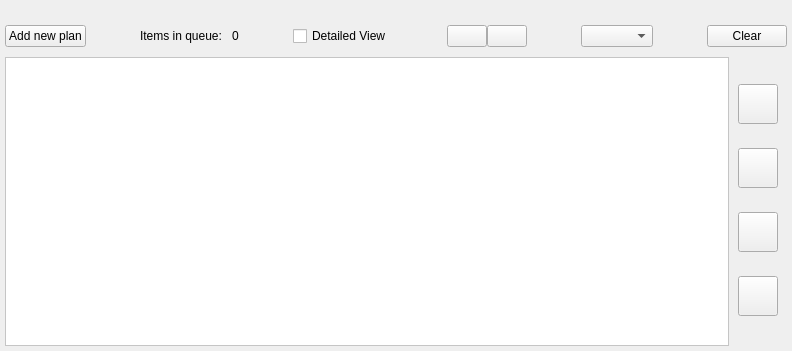
Above: src/QSview/resources/queue_editor.ui from BCDA-APS/QSview before the change. Below: the same form after it.
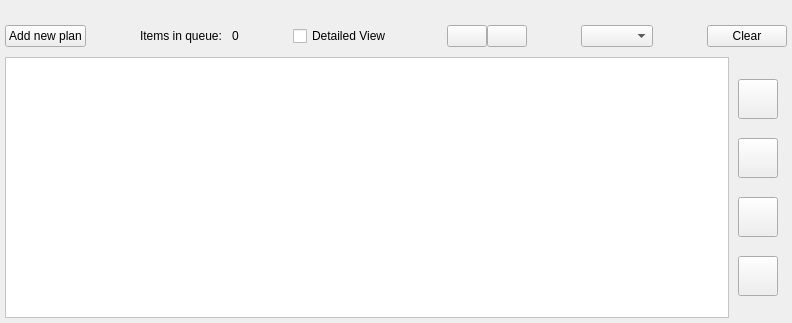
That is the form after the change. Icons and pictures are not drawn. Custom widgets are drawn as their Qt base class.

Commit message: WIP: Add move button and attemmpt to preserve selection when using move buttons

Patch:
```diff
--- a/src/QSview/resources/queue_editor.ui
+++ b/src/QSview/resources/queue_editor.ui
@@ -7,7 +7,7 @@
     <x>0</x>
     <y>0</y>
     <width>792</width>
-    <height>351</height>
+    <height>323</height>
    </rect>
   </property>
   <property name="windowTitle">
```
Left out of the diff: 3 changed lines with no effect on the pictures. The commit also changes 3 other files.
